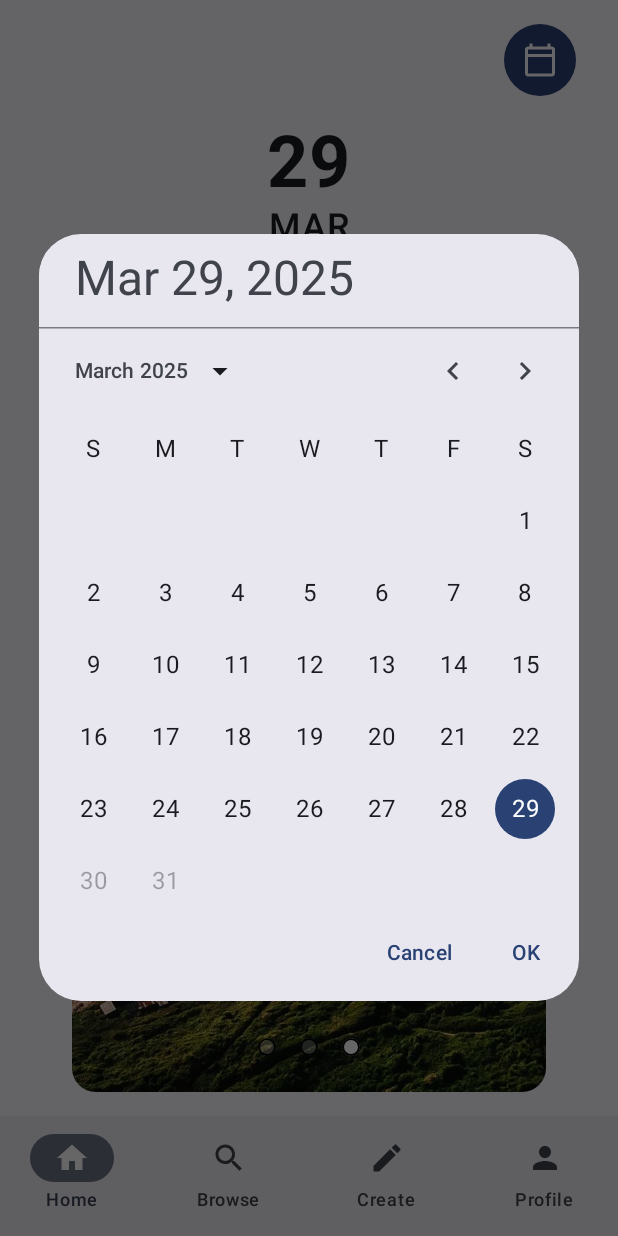
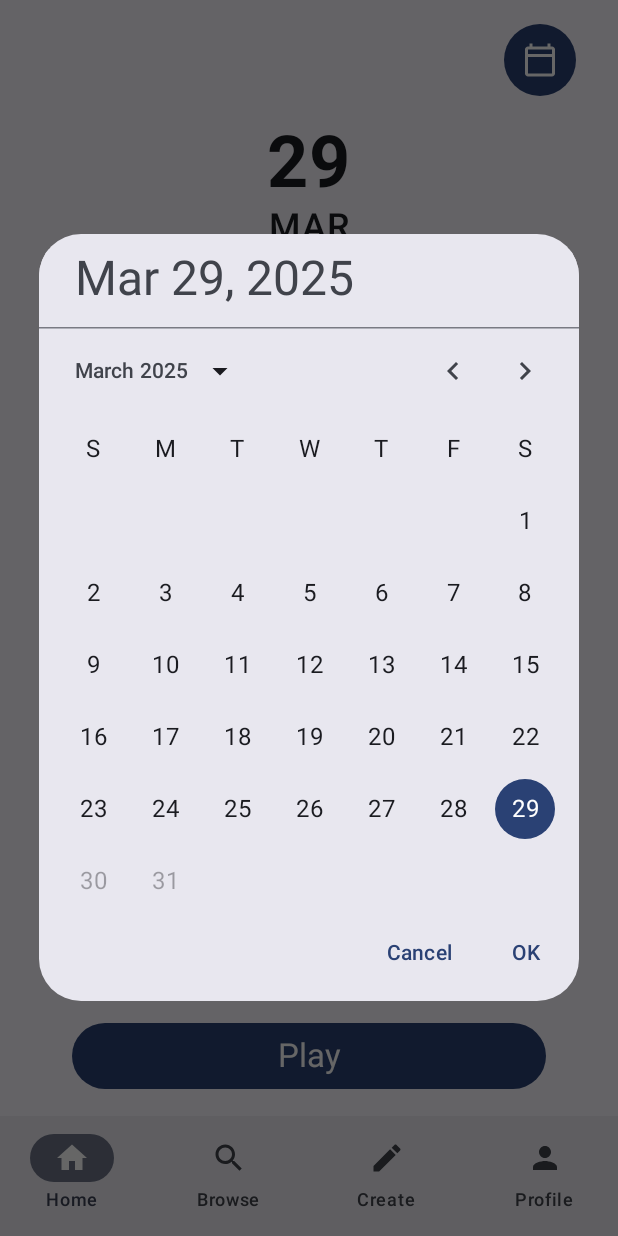
Before and after one commit to ShinKev/puzzlepals, an Android app built with Jetpack Compose: the screen it shows after launch (MainActivity), after a tap on "Calendar", on a phone screen of 412 x 824 dp. Run offline under Robolectric (Android 15) with nearby library versions, the phone set to English and light mode, and no system bars.

Commit message:
feat: add play button

```diff
--- /dev/null
+++ b/presentation/src/main/java/com/freelancekc/puzzlepals/presentation/components/PlayButton.kt
@@ -0,0 +1,41 @@
+package com.freelancekc.puzzlepals.presentation.components
+
+import androidx.compose.foundation.layout.fillMaxWidth
+import androidx.compose.foundation.layout.padding
+import androidx.compose.material3.Button
+import androidx.compose.material3.ButtonDefaults
+import androidx.compose.material3.MaterialTheme
+import androidx.compose.material3.Text
+import androidx.compose.runtime.Composable
+import androidx.compose.ui.Modifier
+import androidx.compose.ui.tooling.preview.Preview
+import androidx.compose.ui.unit.dp
+
+@Composable
+fun PlayButton(
+    onClick: () -> Unit,
+    modifier: Modifier = Modifier
+) {
+    Button(
+        onClick = onClick,
+        modifier = modifier
+            .fillMaxWidth()
+            .padding(horizontal = 32.dp),
+        colors = ButtonDefaults.buttonColors(
+            containerColor = MaterialTheme.colorScheme.primary
+        )
+    ) {
+        Text(
+            text = "Play",
+            style = MaterialTheme.typography.titleLarge
+        )
+    }
+}
+
+@Preview(showBackground = true)
+@Composable
+fun PlayButtonPreview() {
+    MaterialTheme {
+        PlayButton(onClick = {})
+    }
+}
--- a/presentation/src/main/java/com/freelancekc/puzzlepals/presentation/screens/home/HomeScreen.kt
+++ b/presentation/src/main/java/com/freelancekc/puzzlepals/presentation/screens/home/HomeScreen.kt
@@ -23,6 +23,7 @@ import com.freelancekc.puzzlepals.presentation.components.CalendarButton
 import com.freelancekc.puzzlepals.presentation.components.DateDisplay
 import com.freelancekc.puzzlepals.presentation.components.ImageCarousel
 import com.freelancekc.puzzlepals.presentation.components.DatePickerDialog
+import com.freelancekc.puzzlepals.presentation.components.PlayButton
 import java.util.Calendar
 
 @Composable
@@ -47,7 +48,7 @@ fun HomeScreen() {
                 .padding(paddingValues)
                 .padding(16.dp),
             horizontalAlignment = Alignment.CenterHorizontally,
-            verticalArrangement = Arrangement.Center
+            verticalArrangement = Arrangement.Top
         ) {
             Row(
                 modifier = Modifier.fillMaxWidth(),
@@ -72,7 +73,13 @@ fun HomeScreen() {
                     val calendar = Calendar.getInstance()
                     calendar.add(Calendar.DAY_OF_MONTH, -(images.size - 1 - page))
                     selectedDate = calendar
-                }
+                },
+                modifier = Modifier.weight(1f)
+            )
+
+            PlayButton(
+                onClick = { /* TODO: Navigate to puzzle screen */ },
+                modifier = Modifier.padding(top = 24.dp)
             )
         }
     }
```
